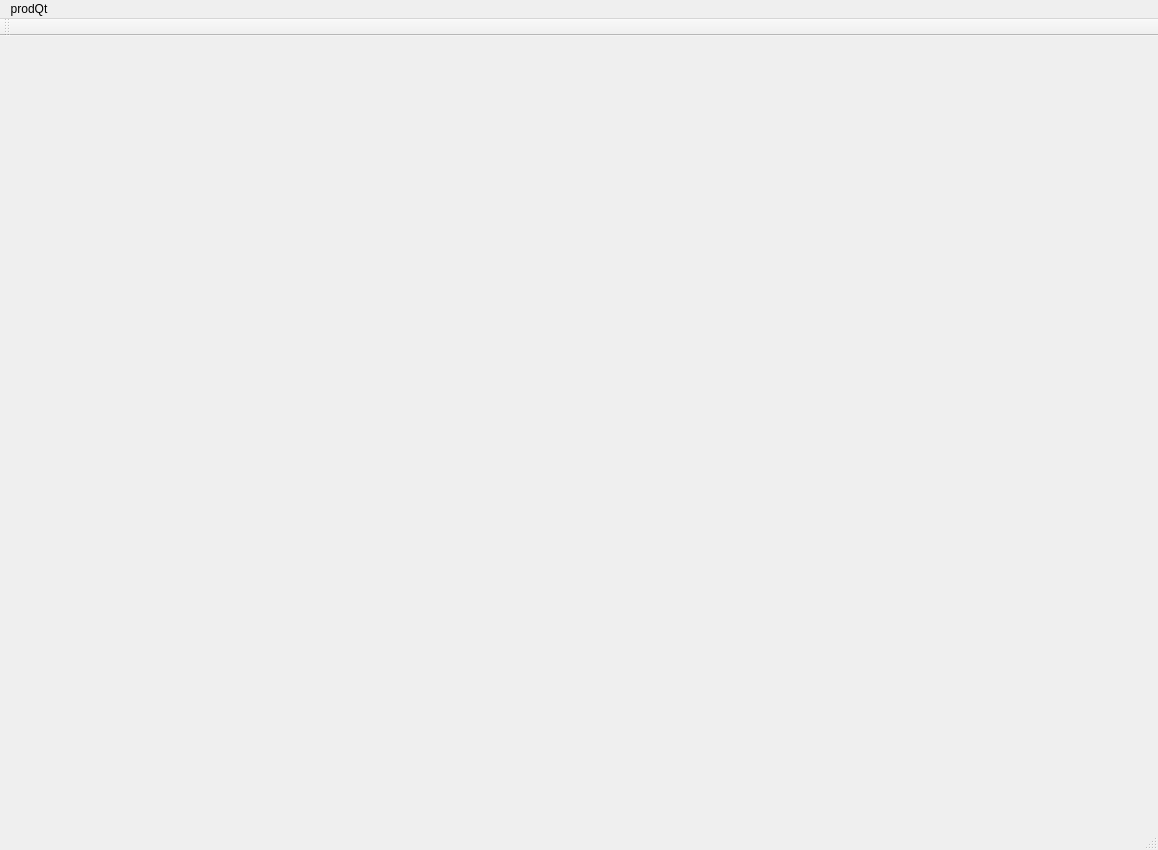
Old version of the form prodQt/Visuals/mainwindow.ui in the repository lukaswajdzik/produQt.
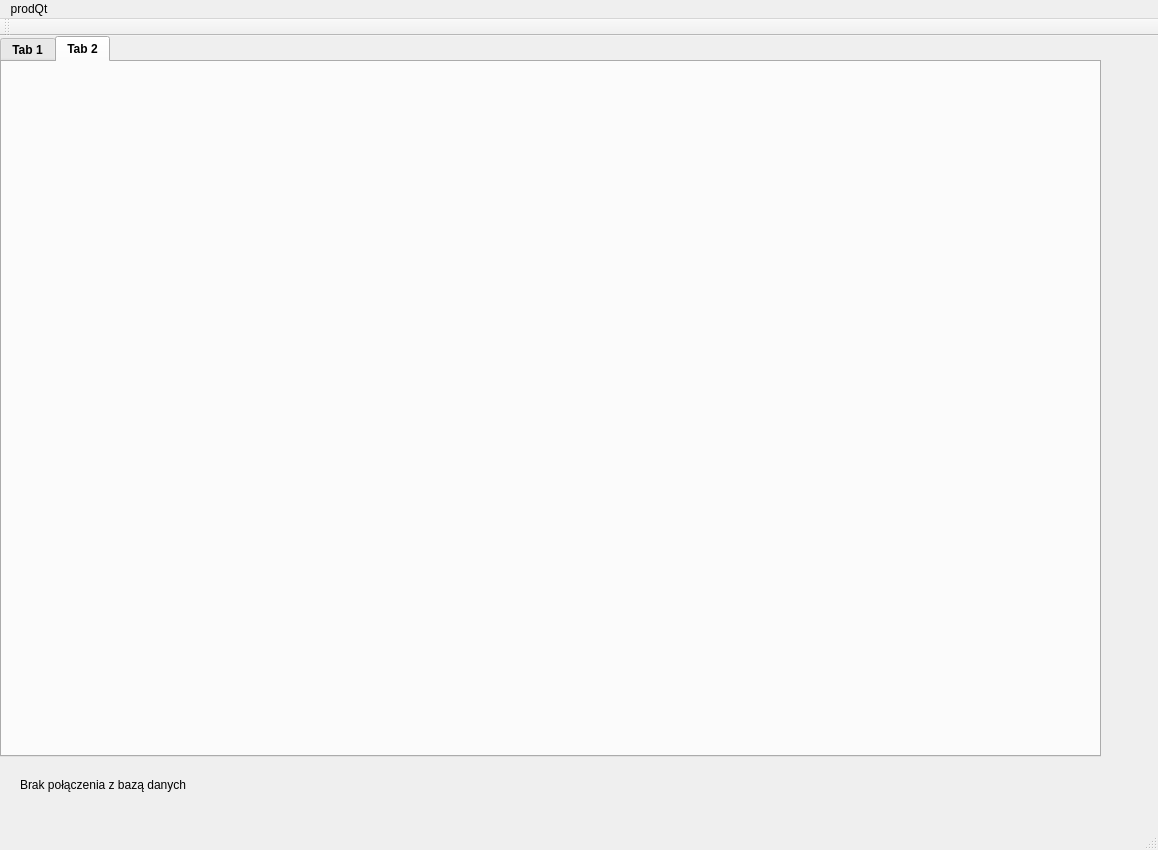
New version of the form.

The edit to the form file:
```diff
--- a/prodQt/Visuals/mainwindow.ui
+++ b/prodQt/Visuals/mainwindow.ui
@@ -13,7 +13,53 @@
   <property name="windowTitle">
    <string>MainWindow</string>
   </property>
-  <widget class="QWidget" name="centralWidget"/>
+  <widget class="QWidget" name="centralWidget">
+   <widget class="QLabel" name="labelDbInfo">
+    <property name="geometry">
+     <rect>
+      <x>20</x>
+      <y>740</y>
+      <width>231</width>
+      <height>17</height>
+     </rect>
+    </property>
+    <property name="text">
+     <string>Brak połączenia z bazą danych</string>
+    </property>
+   </widget>
+   <widget class="QTabWidget" name="tabWidget">
+    <property name="geometry">
+     <rect>
+      <x>0</x>
+      <y>0</y>
+      <width>1101</width>
+      <height>721</height>
+     </rect>
+    </property>
+    <property name="font">
+     <font>
+      <weight>75</weight>
+      <bold>true</bold>
+     </font>
+    </property>
+    <property name="autoFillBackground">
+     <bool>false</bool>
+    </property>
+    <property name="currentIndex">
+     <number>1</number>
+    </property>
+    <widget class="QWidget" name="tab">
+     <attribute name="title">
+      <string>Tab 1</string>
+     </attribute>
+    </widget>
+    <widget class="QWidget" name="tab_2">
+     <attribute name="title">
+      <string>Tab 2</string>
+     </attribute>
+    </widget>
+   </widget>
+  </widget>
   <widget class="QMenuBar" name="menuBar">
    <property name="geometry">
     <rect>
```
